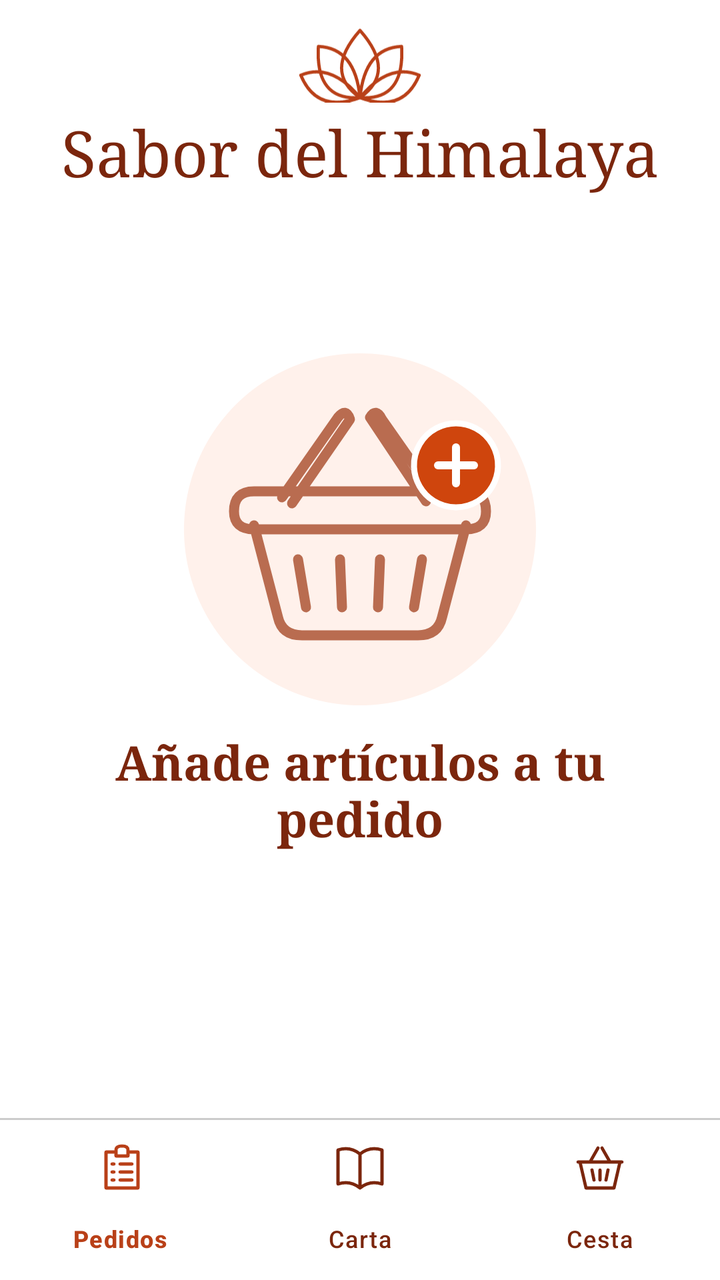
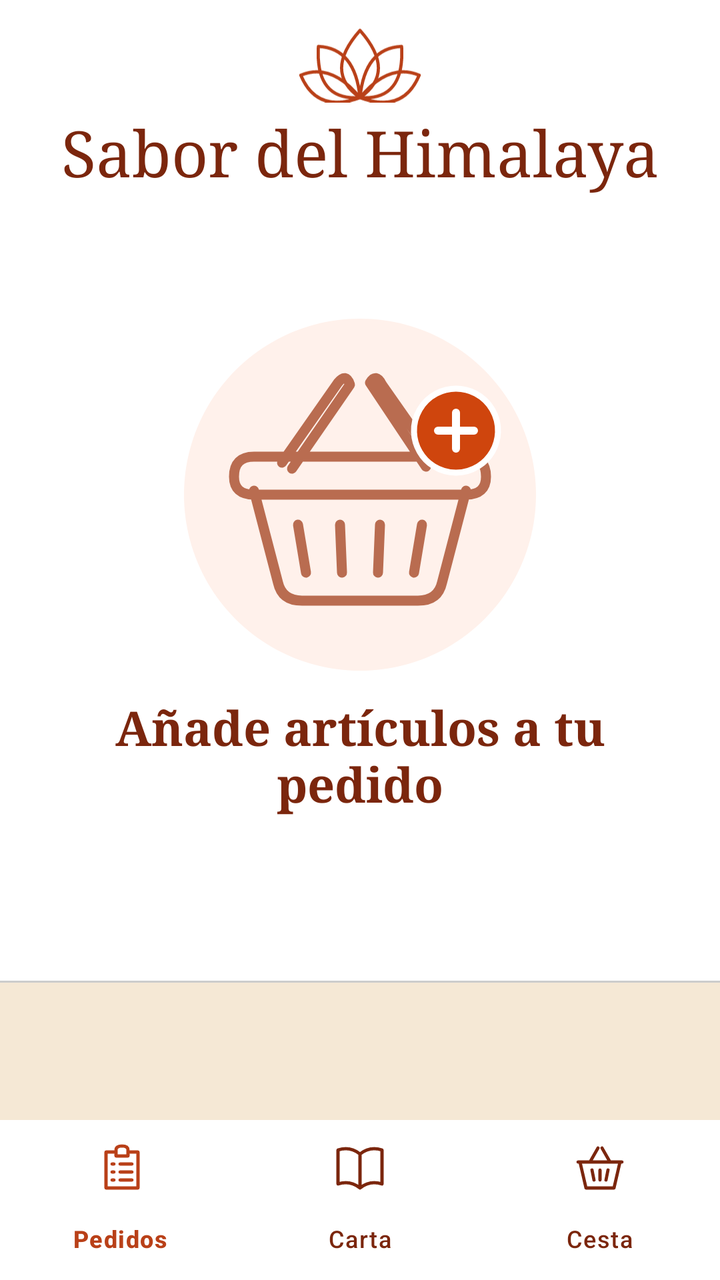

Before-and-after screenshots of an Android layout around one commit, followed by the original layout XML and the change that was made.
<!-- AndroidManifest.xml: application theme Theme.SaborDelHimalaya -->
<!-- res/layout/activity_cesta.xml -->
<?xml version="1.0" encoding="utf-8"?>
<LinearLayout xmlns:android="http://schemas.android.com/apk/res/android"
    xmlns:app="http://schemas.android.com/apk/res-auto"
    xmlns:tools="http://schemas.android.com/tools"
    android:id="@+id/basket_content"
    android:layout_width="match_parent"
    android:layout_height="match_parent"
    android:orientation="vertical"
    android:background="@color/white"
    tools:context=".controller.Cesta">
    <LinearLayout
        android:layout_width="match_parent"
        android:layout_height="wrap_content"
        android:orientation="vertical"
        android:paddingTop="12dp"
        android:paddingBottom="16dp">
        <ImageView
            android:layout_width="64dp"
            android:layout_height="40dp"
            android:layout_gravity="center_horizontal"
            android:importantForAccessibility="no"
            android:src="@drawable/ic_carta_lotus" />
        <androidx.appcompat.widget.AppCompatTextView
            android:layout_width="match_parent"
            android:layout_height="48dp"
            android:layout_marginHorizontal="16dp"
            android:fontFamily="serif"
            android:gravity="center"
            android:maxLines="1"
            android:text="@string/activation_brand"
            android:textColor="@color/welcome_title"
            android:textSize="32sp"
            app:autoSizeTextType="uniform"
            app:autoSizeMinTextSize="16sp"
            app:autoSizeMaxTextSize="32sp"
            app:autoSizeStepGranularity="1sp" />
    </LinearLayout>
    <androidx.core.widget.NestedScrollView
        android:layout_width="match_parent"
        android:layout_height="0dp"
        android:layout_weight="1"
        android:fillViewport="true">
        <androidx.constraintlayout.widget.ConstraintLayout
            android:layout_width="match_parent"
            android:layout_height="wrap_content"
            android:paddingHorizontal="16dp"
            android:paddingVertical="24dp">
            <LinearLayout
                android:layout_width="0dp"
                android:layout_height="wrap_content"
                android:orientation="vertical"
                android:gravity="center_horizontal"
                app:layout_constraintStart_toStartOf="parent"
                app:layout_constraintEnd_toEndOf="parent"
                app:layout_constraintTop_toTopOf="parent"
                app:layout_constraintBottom_toBottomOf="parent"
                app:layout_constraintVertical_bias="0.25">
                <ImageView
                    android:layout_width="176dp"
                    android:layout_height="176dp"
                    android:importantForAccessibility="no"
                    android:src="@drawable/ic_basket_empty" />
                <TextView
                    android:id="@+id/basket_empty_title"
                    android:layout_width="match_parent"
                    android:layout_height="wrap_content"
                    android:layout_marginTop="12dp"
                    android:fontFamily="serif"
                    android:gravity="center"
                    android:accessibilityHeading="true"
                    android:text="@string/basket_empty_title"
                    android:textColor="@color/welcome_title"
                    android:textSize="24sp"
                    android:textStyle="bold" />
            </LinearLayout>
        </androidx.constraintlayout.widget.ConstraintLayout>
    </androidx.core.widget.NestedScrollView>
    <View
        android:layout_width="match_parent"
        android:layout_height="1dp"
        android:background="@color/carta_border" />
    <com.google.android.material.bottomnavigation.BottomNavigationView
        android:id="@+id/basket_navigation"
        android:layout_width="match_parent"
        android:layout_height="wrap_content"
        android:background="@color/white"
        app:itemIconTint="@color/carta_navigation"
        app:itemTextColor="@color/carta_navigation"
        app:labelVisibilityMode="labeled"
        app:menu="@menu/principal_navigation" />
</LinearLayout>
<!-- resources referenced by this layout -->
<resources>
  <color name="carta_border">#CCCCCC</color>
  <color name="welcome_title">#7B260D</color>
  <color name="white">#FFFFFFFF</color>
  <!-- drawable ic_basket_empty (drawable) -->
  <vector xmlns:android="http://schemas.android.com/apk/res/android"
      android:width="176dp" android:height="176dp"
      android:viewportWidth="176" android:viewportHeight="176">
      <path android:fillColor="#FFF1EB" android:pathData="M88,0 A88,88 0,1 1,87.99 0 Z" />
      <path android:fillColor="@android:color/transparent" android:strokeColor="#B96C50"
          android:strokeWidth="5" android:strokeLineCap="round" android:strokeLineJoin="round"
          android:pathData="M35,86 L47,132 Q49,141 59,141 L117,141 Q127,141 129,132 L141,86 M35,69 L141,69 Q151,69 151,79 Q151,88 141,88 L35,88 Q25,88 25,79 Q25,69 35,69 Z M49,72 L77,32 Q81,27 83,33 L54,75 M127,73 L99,33 Q96,27 93,32 L121,74 M57,103 L61,127 M78,103 L79,127 M98,103 L97,127 M119,103 L115,127" />
      <path android:fillColor="#CF450D" android:strokeColor="#FFFFFF" android:strokeWidth="3"
          android:pathData="M136,35 A21,21 0,1 1,135.99 35 Z" />
      <path android:fillColor="@android:color/transparent" android:strokeColor="#FFFFFF"
          android:strokeWidth="4" android:strokeLineCap="round"
          android:pathData="M136,47 L136,65 M127,56 L145,56" />
  </vector>
  <!-- drawable ic_carta_lotus (drawable) -->
  <vector xmlns:android="http://schemas.android.com/apk/res/android" android:width="80dp" android:height="48dp" android:viewportWidth="80" android:viewportHeight="48">
      <path android:fillColor="@android:color/transparent" android:strokeColor="#B94018" android:strokeWidth="2" android:strokeLineJoin="round"
          android:pathData="M40,45 Q17,29 40,3 Q63,29 40,45 M40,45 Q12,47 14,13 Q37,14 40,45 M40,45 Q68,47 66,13 Q43,14 40,45 M40,45 Q13,55 3,31 Q22,23 40,45 M40,45 Q67,55 77,31 Q58,23 40,45" />
  </vector>
  <string name="activation_brand">Sabor del Himalaya</string>
  <string name="basket_empty_title">Añade artículos a tu pedido</string>
  <style name="Theme.SaborDelHimalaya" parent="Base.Theme.SaborDelHimalaya" />
  <style name="Base.Theme.SaborDelHimalaya" parent="Theme.Material3.DayNight.NoActionBar">
          
          
      </style>
</resources>

<!-- the commit's change to res/layout/activity_cesta.xml (unified diff, before → after) -->
@@ -46,6 +46,7 @@
             android:paddingHorizontal="16dp"
             android:paddingVertical="24dp">
             <LinearLayout
+                android:id="@+id/basket_empty_state"
                 android:layout_width="0dp"
                 android:layout_height="wrap_content"
                 android:orientation="vertical"
@@ -73,12 +74,45 @@
                     android:textSize="24sp"
                     android:textStyle="bold" />
             </LinearLayout>
+            <LinearLayout
+                android:id="@+id/basket_items"
+                android:layout_width="0dp"
+                android:layout_height="wrap_content"
+                android:orientation="vertical"
+                android:background="@drawable/carta_empty_box"
+                android:visibility="gone"
+                app:layout_constraintStart_toStartOf="parent"
+                app:layout_constraintEnd_toEndOf="parent"
+                app:layout_constraintTop_toTopOf="parent" />
         </androidx.constraintlayout.widget.ConstraintLayout>
     </androidx.core.widget.NestedScrollView>
     <View
         android:layout_width="match_parent"
         android:layout_height="1dp"
         android:background="@color/carta_border" />
+    <LinearLayout
+        android:id="@+id/basket_summary"
+        android:layout_width="match_parent"
+        android:layout_height="wrap_content"
+        android:orientation="vertical"
+        android:paddingHorizontal="16dp"
+        android:paddingVertical="10dp"
+        android:background="@color/welcome_paper">
+        <TextView
+            android:id="@+id/basket_total_price"
+            android:layout_width="match_parent"
+            android:layout_height="wrap_content"
+            android:fontFamily="serif"
+            android:textColor="@color/welcome_title"
+            android:textSize="20sp"
+            android:textStyle="bold" />
+        <TextView
+            android:id="@+id/basket_total_items"
+            android:layout_width="match_parent"
+            android:layout_height="wrap_content"
+            android:textColor="@color/welcome_title"
+            android:textSize="16sp" />
+    </LinearLayout>
     <com.google.android.material.bottomnavigation.BottomNavigationView
         android:id="@+id/basket_navigation"
         android:layout_width="match_parent"
<!-- resource entries referenced after the edit -->
@@ -1,8 +1,15 @@
 <!-- resources referenced by this layout -->
 <resources>
   <color name="carta_border">#CCCCCC</color>
+  <color name="welcome_paper">#F5E8D5</color>
   <color name="welcome_title">#7B260D</color>
   <color name="white">#FFFFFFFF</color>
+  <!-- drawable carta_empty_box (drawable) -->
+  <shape xmlns:android="http://schemas.android.com/apk/res/android">
+      <solid android:color="@color/white" />
+      <stroke android:width="1dp" android:color="@color/carta_border" />
+      <corners android:radius="12dp" />
+  </shape>
   <!-- drawable ic_basket_empty (drawable) -->
   <vector xmlns:android="http://schemas.android.com/apk/res/android"
       android:width="176dp" android:height="176dp"
